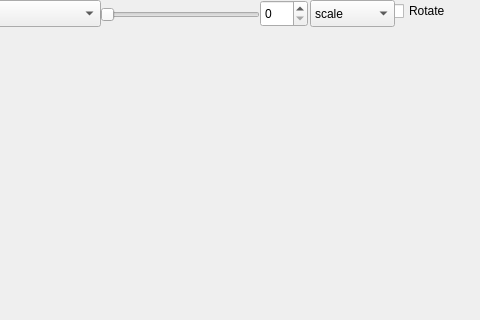
Old version of the form video_test/video_form.ui in the repository vkurbatov/mcu_remake; both pictures show x 800 to 1280 and y 0 to 320 of the 1280 by 790 pixel window.
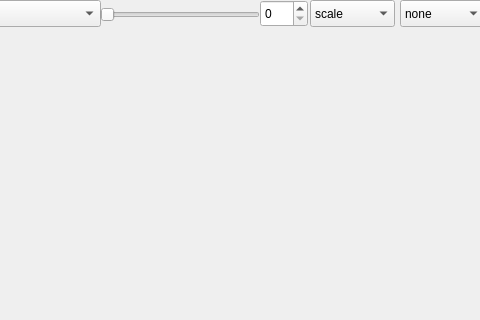
New version of the form.

Diff of the .ui file:
```diff
--- a/video_test/video_form.ui
+++ b/video_test/video_form.ui
@@ -184,19 +184,6 @@
      <number>32</number>
     </property>
    </widget>
-   <widget class="QCheckBox" name="cbRotate">
-    <property name="geometry">
-     <rect>
-      <x>1190</x>
-      <y>0</y>
-      <width>97</width>
-      <height>22</height>
-     </rect>
-    </property>
-    <property name="text">
-     <string>Rotate</string>
-    </property>
-   </widget>
    <widget class="QComboBox" name="cbAspectRatio">
     <property name="geometry">
      <rect>
@@ -222,6 +209,36 @@
      </property>
     </item>
    </widget>
+   <widget class="QComboBox" name="cbFlipMethod">
+    <property name="geometry">
+     <rect>
+      <x>1200</x>
+      <y>0</y>
+      <width>85</width>
+      <height>27</height>
+     </rect>
+    </property>
+    <item>
+     <property name="text">
+      <string>none</string>
+     </property>
+    </item>
+    <item>
+     <property name="text">
+      <string>vflip</string>
+     </property>
+    </item>
+    <item>
+     <property name="text">
+      <string>hflip</string>
+     </property>
+    </item>
+    <item>
+     <property name="text">
+      <string>both</string>
+     </property>
+    </item>
+   </widget>
   </widget>
   <widget class="QMenuBar" name="menubar">
    <property name="geometry">
```
